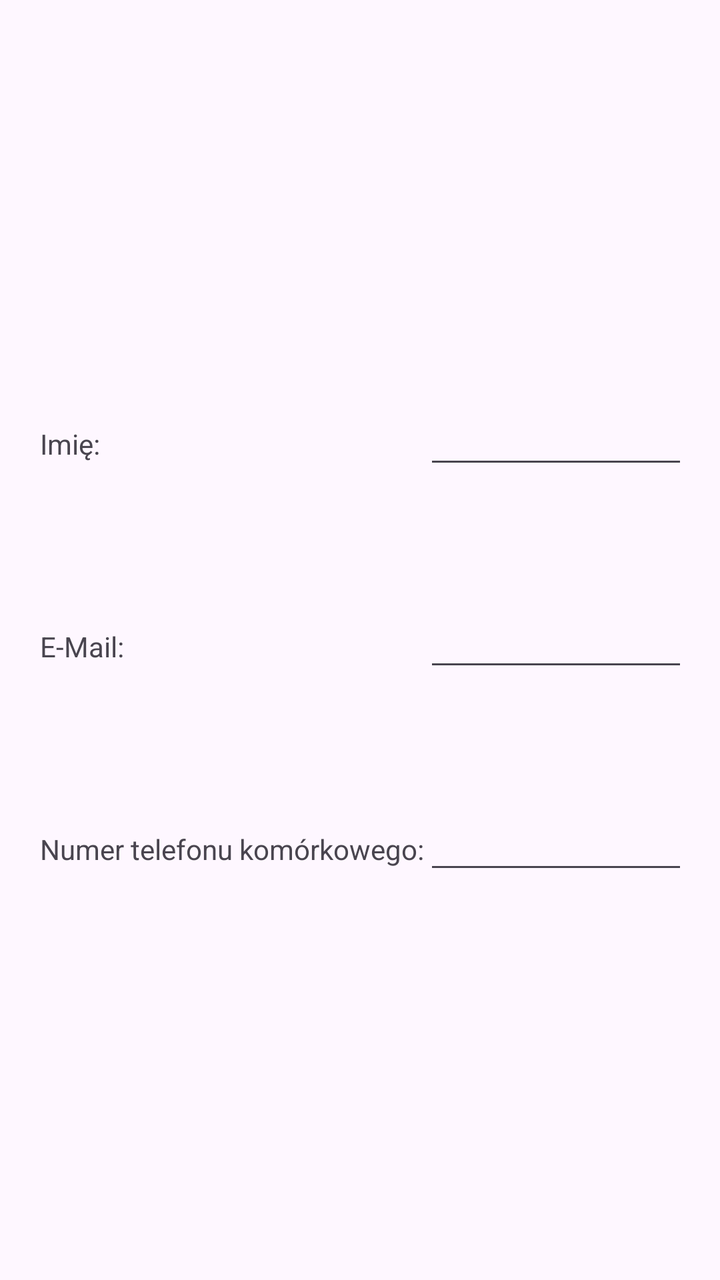
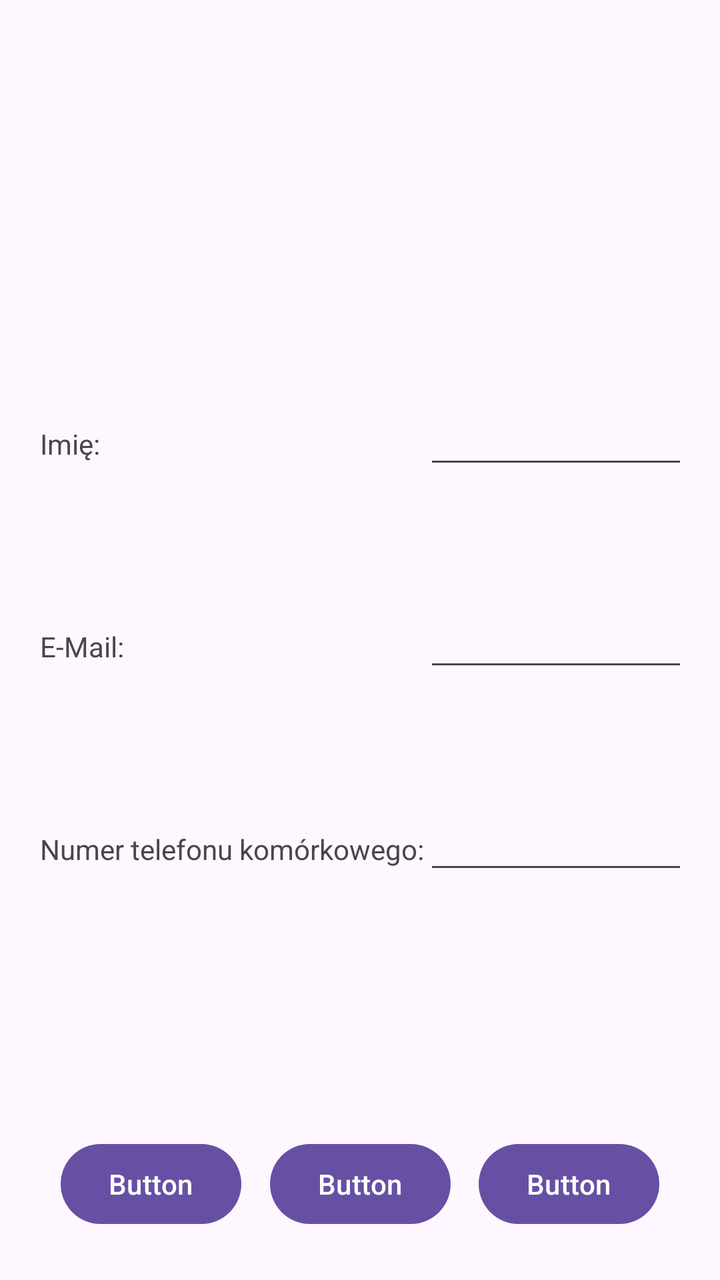

Compare the two renders of this Android layout. The source of the first and the diff that turns it into the second are given below.
<!-- AndroidManifest.xml: application theme Theme.FormularzZBariera -->
<!-- res/layout/activity_main.xml -->
<?xml version="1.0" encoding="utf-8"?>
<androidx.constraintlayout.widget.ConstraintLayout xmlns:android="http://schemas.android.com/apk/res/android"
    xmlns:app="http://schemas.android.com/apk/res-auto"
    xmlns:tools="http://schemas.android.com/tools"
    android:id="@+id/main"
    android:layout_width="match_parent"
    android:layout_height="match_parent"
    android:padding="16dp"
    tools:context=".MainActivity">

    <EditText
        android:id="@+id/etEmail"
        android:layout_width="0dp"
        android:layout_height="wrap_content"
        android:ems="10"
        android:inputType="textEmailAddress"
        app:layout_constraintBottom_toBottomOf="parent"
        app:layout_constraintEnd_toEndOf="parent"
        app:layout_constraintTop_toTopOf="parent"
        app:layout_constraintStart_toEndOf="@id/barrierLabels"/>

    <EditText
        android:id="@+id/etName"
        android:layout_width="0dp"
        android:layout_height="wrap_content"
        android:layout_marginBottom="60dp"
        android:ems="10"
        android:inputType="text"
        app:layout_constraintBottom_toTopOf="@+id/etEmail"
        app:layout_constraintEnd_toEndOf="parent"
        app:layout_constraintStart_toEndOf="@id/barrierLabels"/>

    <EditText
        android:id="@+id/etPhoneNumber"
        android:layout_width="0dp"
        android:layout_height="wrap_content"
        android:layout_marginTop="60dp"
        android:ems="10"
        android:inputType="phone"
        app:layout_constraintEnd_toEndOf="parent"
        app:layout_constraintTop_toBottomOf="@+id/etEmail"
        app:layout_constraintStart_toEndOf="@id/barrierLabels"/>


    <TextView
        android:id="@+id/tvEmail"
        android:layout_width="wrap_content"
        android:layout_height="wrap_content"
        android:layout_marginStart="4dp"
        android:text="@string/tv_email"
        app:layout_constraintBaseline_toBaselineOf="@id/etEmail"
        app:layout_constraintBottom_toBottomOf="parent"
        app:layout_constraintStart_toStartOf="parent"
        app:layout_constraintTop_toTopOf="parent" />

    <TextView
        android:id="@+id/tvName"
        android:layout_width="wrap_content"
        android:layout_height="wrap_content"
        android:layout_marginStart="4dp"
        android:layout_marginBottom="84dp"
        android:text="@string/tv_name"
        app:layout_constraintBaseline_toBaselineOf="@id/etName"
        app:layout_constraintBottom_toTopOf="@+id/tvEmail"
        app:layout_constraintStart_toStartOf="parent" />

    <TextView
        android:id="@+id/tvPhoneNumber"
        android:layout_width="wrap_content"
        android:layout_height="wrap_content"
        android:layout_marginStart="4dp"
        android:layout_marginTop="84dp"
        android:text="@string/tv_phone_number"
        app:layout_constraintBaseline_toBaselineOf="@id/etPhoneNumber"
        app:layout_constraintStart_toStartOf="parent"
        app:layout_constraintTop_toBottomOf="@+id/tvEmail" />

    <androidx.constraintlayout.widget.Barrier
        android:id="@+id/barrierLabels"
        android:layout_width="wrap_content"
        android:layout_height="wrap_content"
        app:barrierDirection="end"
        app:constraint_referenced_ids="tvEmail,tvName,tvPhoneNumber" />
</androidx.constraintlayout.widget.ConstraintLayout>
<!-- resources referenced by this layout -->
<resources>
  <string name="tv_email">E-Mail: </string>
  <string name="tv_name">Imię: </string>
  <string name="tv_phone_number">Numer telefonu komórkowego: </string>
  <style name="Theme.FormularzZBariera" parent="Base.Theme.FormularzZBariera" />
  <style name="Base.Theme.FormularzZBariera" parent="Theme.Material3.DayNight.NoActionBar">
          
          
      </style>
</resources>

<!-- the commit's change to res/layout/activity_main.xml (unified diff, before → after) -->
@@ -81,4 +81,35 @@
         android:layout_height="wrap_content"
         app:barrierDirection="end"
         app:constraint_referenced_ids="tvEmail,tvName,tvPhoneNumber" />
+
+    <Button
+        android:id="@+id/btnChain1"
+        android:layout_width="wrap_content"
+        android:layout_height="wrap_content"
+        android:layout_marginBottom="8dp"
+        android:text="Button"
+        app:layout_constraintHorizontal_chainStyle="spread"
+        app:layout_constraintBottom_toBottomOf="parent"
+        app:layout_constraintEnd_toStartOf="@+id/btnChain2"
+        app:layout_constraintStart_toStartOf="parent" />
+
+    <Button
+        android:id="@+id/btnChain2"
+        android:layout_width="wrap_content"
+        android:layout_height="wrap_content"
+        android:layout_marginBottom="8dp"
+        android:text="Button"
+        app:layout_constraintBottom_toBottomOf="parent"
+        app:layout_constraintEnd_toStartOf="@+id/btnChain3"
+        app:layout_constraintStart_toEndOf="@id/btnChain1" />
+
+    <Button
+        android:id="@+id/btnChain3"
+        android:layout_width="wrap_content"
+        android:layout_height="wrap_content"
+        android:layout_marginBottom="8dp"
+        android:text="Button"
+        app:layout_constraintBottom_toBottomOf="parent"
+        app:layout_constraintEnd_toEndOf="parent"
+        app:layout_constraintStart_toEndOf="@id/btnChain2" />
 </androidx.constraintlayout.widget.ConstraintLayout>
